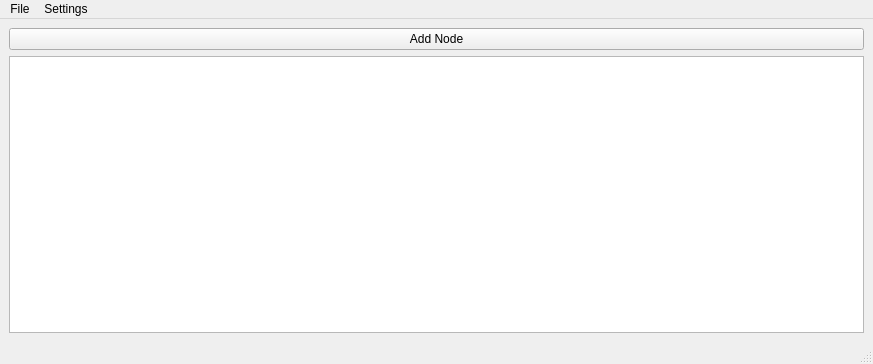
Above: EagleEye/UIs/mainwindow.ui from dtmoodie/EagleEye before the change. Below: the same form after it.
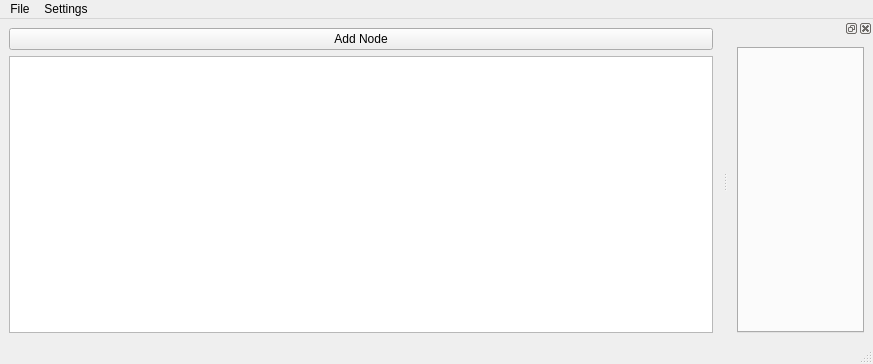
That is the form after the change.

Patch:
```diff
--- a/EagleEye/UIs/mainwindow.ui
+++ b/EagleEye/UIs/mainwindow.ui
@@ -77,6 +77,22 @@
    <addaction name="menuSettings"/>
   </widget>
   <widget class="QStatusBar" name="statusbar"/>
+  <widget class="QDockWidget" name="plotDock">
+   <attribute name="dockWidgetArea">
+    <number>2</number>
+   </attribute>
+   <widget class="QWidget" name="dockWidgetContents_2">
+    <layout class="QGridLayout" name="gridLayout_4">
+     <item row="0" column="0">
+      <layout class="QGridLayout" name="gridLayout_3">
+       <item row="0" column="0">
+        <widget class="QTabWidget" name="plotTabs"/>
+       </item>
+      </layout>
+     </item>
+    </layout>
+   </widget>
+  </widget>
   <action name="actionSave">
    <property name="text">
     <string>Save</string>
```
